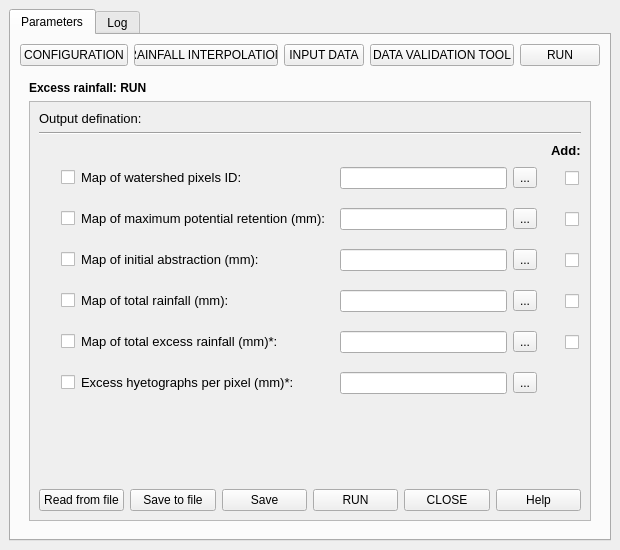
Before: the Qt Designer form hidroPixel_dialog_exec_rainfall.ui in pedmap/HidroPixel_test, drawn with Qt 5.
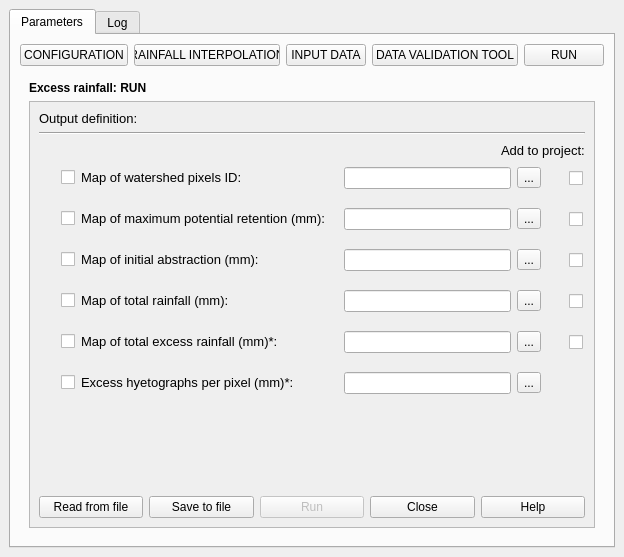
After: the same form once the commit is applied. The open tabs and pages were chosen to show the change. Icons and pictures are not drawn.

Patch:
```diff
--- a/hidroPixel_dialog_exec_rainfall.ui
+++ b/hidroPixel_dialog_exec_rainfall.ui
@@ -6,8 +6,8 @@
    <rect>
     <x>0</x>
     <y>0</y>
-    <width>620</width>
-    <height>550</height>
+    <width>624</width>
+    <height>557</height>
    </rect>
   </property>
   <property name="sizePolicy">
@@ -1637,8 +1637,8 @@
                 <rect>
                  <x>0</x>
                  <y>0</y>
-                 <width>507</width>
-                 <height>404</height>
+                 <width>558</width>
+                 <height>411</height>
                 </rect>
                </property>
                <layout class="QGridLayout" name="gridLayout_17">
@@ -1658,22 +1658,16 @@
                     </property>
                    </widget>
                   </item>
-                  <item>
-                   <widget class="QPushButton" name="btn_save_pg4">
-                    <property name="text">
-                     <string>Save</string>
-                    </property>
-                   </widget>
-                  </item>
                   <item>
                    <widget class="QPushButton" name="btn_run_2">
+                    <property name="enabled">
+                     <bool>false</bool>
+                    </property>
                     <property name="styleSheet">
-                     <string notr="true">background-color: rgb(240, 240, 240);
-color: rgb(0, 0, 0);
-</string>
+                     <string notr="true"/>
                     </property>
                     <property name="text">
-                     <string>RUN</string>
+                     <string>Run</string>
                     </property>
                    </widget>
                   </item>
@@ -1683,7 +1677,7 @@
                      <string notr="true"/>
                     </property>
                     <property name="text">
-                     <string>CLOSE</string>
+                     <string>Close</string>
                     </property>
                    </widget>
                   </item>
@@ -1719,7 +1713,7 @@
                        <string>&lt;html&gt;&lt;head/&gt;&lt;body&gt;&lt;p&gt;Select each file to be added to current QGIS project.&lt;/p&gt;&lt;/body&gt;&lt;/html&gt;</string>
                       </property>
                       <property name="text">
-                       <string>&lt;html&gt;&lt;head/&gt;&lt;body&gt;&lt;p align=&quot;justify&quot;&gt;&lt;span style=&quot; font-size:10pt; font-weight:700;&quot;&gt;Add:&lt;/span&gt;&lt;/p&gt;&lt;/body&gt;&lt;/html&gt;</string>
+                       <string>&lt;html&gt;&lt;head/&gt;&lt;body&gt;&lt;p&gt;&lt;span style=&quot; font-size:10pt;&quot;&gt;Add to project:&lt;/span&gt;&lt;/p&gt;&lt;/body&gt;&lt;/html&gt;</string>
                       </property>
                      </widget>
                     </item>
@@ -1730,7 +1724,7 @@
                     <item>
                      <widget class="QLabel" name="label_49">
                       <property name="text">
-                       <string>&lt;html&gt;&lt;head/&gt;&lt;body&gt;&lt;p&gt;&lt;span style=&quot; font-size:10pt;&quot;&gt;Output defination:&lt;/span&gt;&lt;/p&gt;&lt;/body&gt;&lt;/html&gt;</string>
+                       <string>&lt;html&gt;&lt;head/&gt;&lt;body&gt;&lt;p&gt;&lt;span style=&quot; font-size:10pt;&quot;&gt;Output definition:&lt;/span&gt;&lt;/p&gt;&lt;/body&gt;&lt;/html&gt;</string>
                       </property>
                      </widget>
                     </item>
```
Left out of the diff: 65 changed lines with no effect on the pictures.
